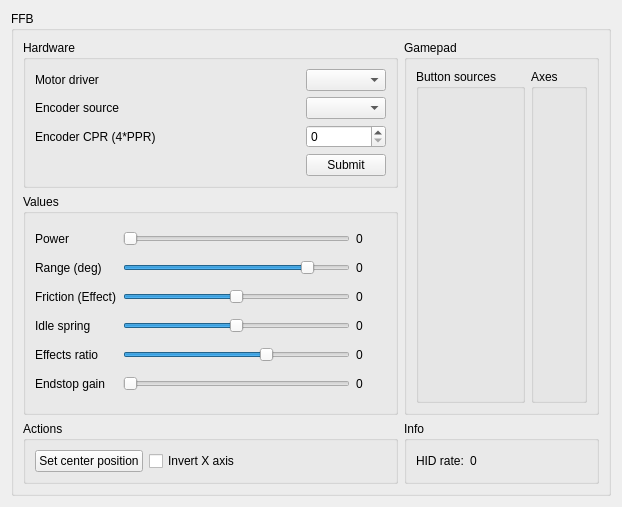
This is res/ffbclass.ui in Ultrawipf/OpenFFBoard-configurator as Qt 5 draws it before an edit. The edited form follows.
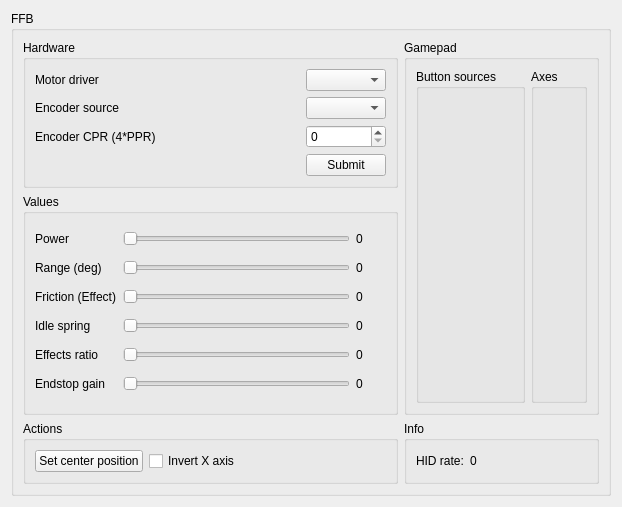
This is the edited form.

Diff of the .ui file:
```diff
--- a/res/ffbclass.ui
+++ b/res/ffbclass.ui
@@ -89,7 +89,10 @@
             <number>255</number>
            </property>
            <property name="value">
-            <number>200</number>
+            <number>102</number>
+           </property>
+           <property name="sliderPosition">
+            <number>102</number>
            </property>
            <property name="orientation">
             <enum>Qt::Horizontal</enum>
@@ -105,7 +108,7 @@
             <number>1080</number>
            </property>
            <property name="sliderPosition">
-            <number>900</number>
+            <number>5</number>
            </property>
            <property name="tracking">
             <bool>true</bool>
@@ -191,7 +194,10 @@
             <number>255</number>
            </property>
            <property name="value">
-            <number>127</number>
+            <number>0</number>
+           </property>
+           <property name="sliderPosition">
+            <number>0</number>
            </property>
            <property name="orientation">
             <enum>Qt::Horizontal</enum>
@@ -217,7 +223,10 @@
             <number>255</number>
            </property>
            <property name="value">
-            <number>127</number>
+            <number>0</number>
+           </property>
+           <property name="sliderPosition">
+            <number>0</number>
            </property>
            <property name="orientation">
             <enum>Qt::Horizontal</enum>
```
